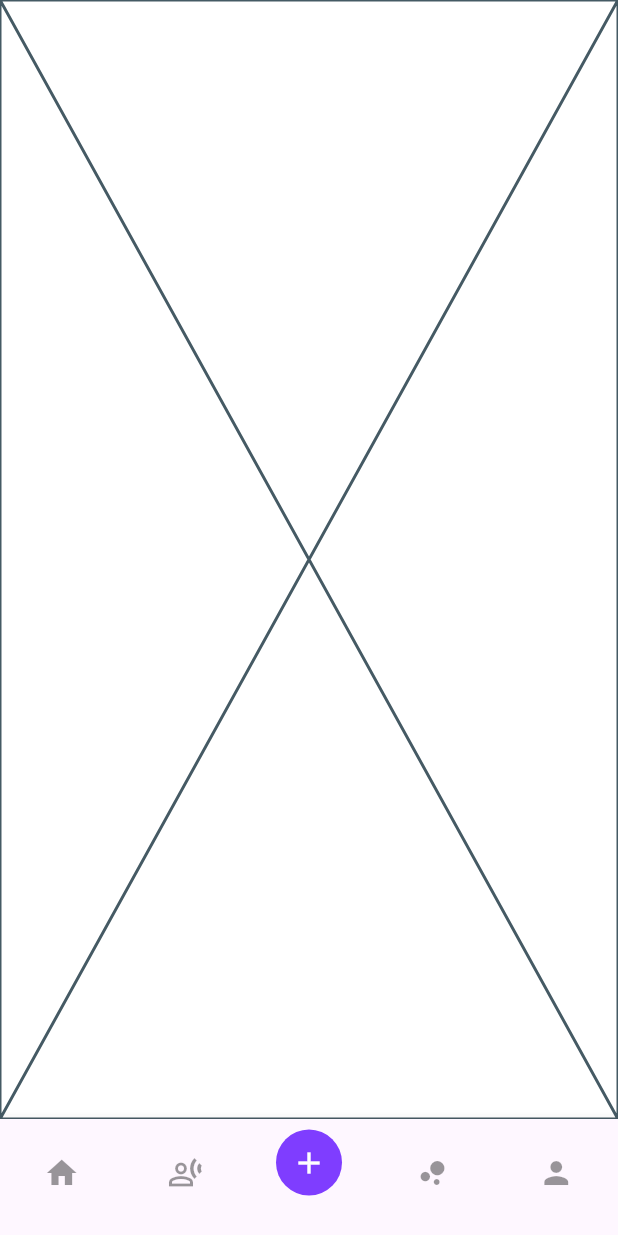
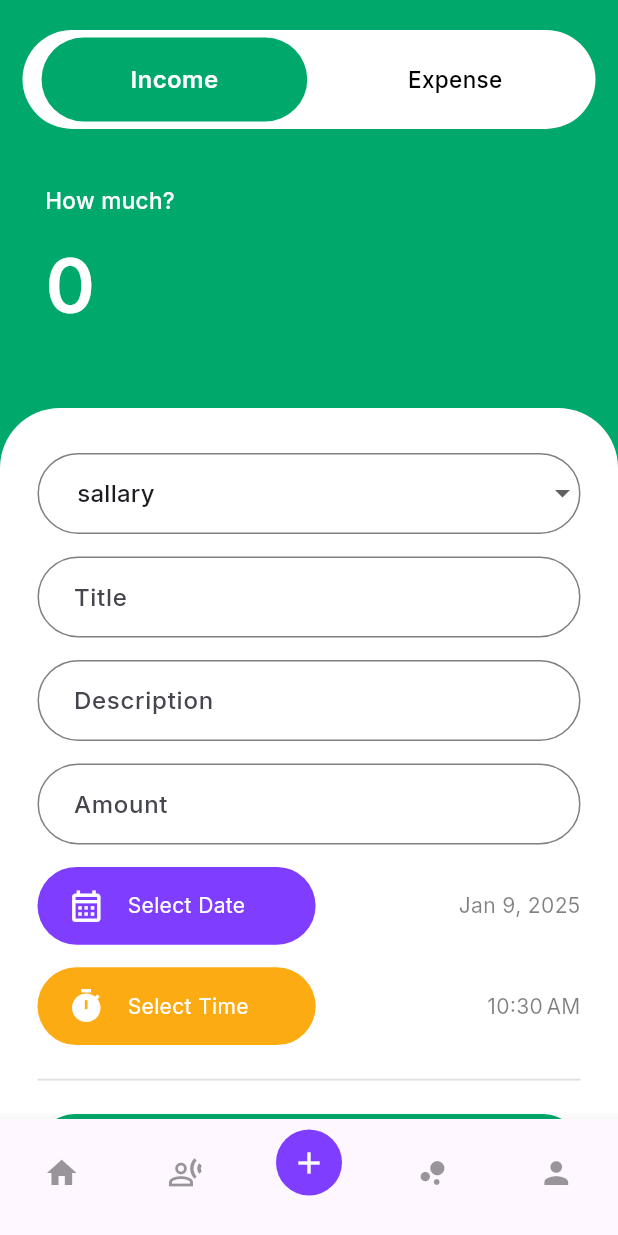
Before and after one commit to yohanpasindu2024/expenz, a Flutter app: the MainLayout screen opened directly, item 3 of the bottom bar chosen, on a phone screen of 412 x 824 dp. Run offline on Flutter 3.47's test engine with Material 3 defaults, Android fonts, the light colour scheme and no system bars; our stand-ins replace shared_preferences, smooth_page_indicator; accounts and stored records are empty.

Commit message:
Income and Expense add new page UI implementation

```diff
--- a/lib/screens/add_new_page/add_new_page.dart
+++ b/lib/screens/add_new_page/add_new_page.dart
@@ -1,15 +1,68 @@
+import 'package:expenz/constants/colors.dart';
+import 'package:expenz/constants/values.dart';
+import 'package:expenz/screens/add_new_page/items/expense_incom_input_form.dart';
+import 'package:expenz/screens/add_new_page/items/free_text_field.dart';
+import 'package:expenz/screens/add_new_page/items/toggle_header.dart';
 import 'package:flutter/material.dart';
+import 'package:flutter/services.dart';
 
 class AddNewPage extends StatefulWidget {
-  const AddNewPage({super.key});
+  const AddNewPage({
+    super.key,
+  });
 
   @override
   State<AddNewPage> createState() => _AddNewPageState();
 }
 
 class _AddNewPageState extends State<AddNewPage> {
+  Color _scaffoldBackgroundColor =
+      yGreenColor; // Set the scaffold background color
+  int _pageState = 0; // 0 for expenses, 1 for income
   @override
   Widget build(BuildContext context) {
-    return const Placeholder();
+    SystemChrome.setSystemUIOverlayStyle(SystemUiOverlayStyle(
+      statusBarColor: _scaffoldBackgroundColor,
+      statusBarIconBrightness: Brightness.light,
+    ));
+    return Scaffold(
+      backgroundColor: _scaffoldBackgroundColor,
+      body: SafeArea(
+        child: SingleChildScrollView(
+          scrollDirection: Axis.vertical,
+          child: Stack(
+            children: [
+              // Expense and Income Toggle
+              Padding(
+                padding: const EdgeInsets.symmetric(
+                  horizontal: y150,
+                  vertical: y200,
+                ),
+                child: ToggleHeader(
+                  onToggle: (Color color, int index) {
+                    setState(() {
+                      // Set state based on the toggle
+                      _scaffoldBackgroundColor =
+                          color; // Set color based on the toggle
+                      _pageState = index; // Set page state based on the toggle
+                    });
+                  },
+                ),
+              ),
+              Padding(
+                padding: const EdgeInsets.symmetric(
+                  horizontal: y150,
+                ),
+                child: FreeTextField(),
+              ),
+              ExpenseIncomeInputForm(
+                pageState: _pageState,
+                color: _scaffoldBackgroundColor,
+              ),
+            ],
+          ),
+        ),
+      ),
+    );
   }
 }
--- /dev/null
+++ b/lib/screens/add_new_page/items/expense_incom_input_form.dart
@@ -0,0 +1,438 @@
+import 'package:expenz/constants/colors.dart';
+import 'package:expenz/constants/strings.dart';
+import 'package:expenz/constants/values.dart';
+import 'package:expenz/models/ui_models/expense_income_model.dart/expense_model.dart';
+import 'package:expenz/models/ui_models/expense_income_model.dart/income_model.dart';
+import 'package:expenz/models/ui_models/expense_income_model.dart/parent_expense_income_model.dart';
+import 'package:expenz/reusables/reusable_text_button.dart';
+import 'package:flutter/material.dart';
+import 'package:intl/intl.dart';
+
+class ExpenseIncomeInputForm extends StatefulWidget {
+  final int pageState; // * Page state
+  final Color color; // * Color
+  const ExpenseIncomeInputForm({
+    super.key,
+    required this.pageState,
+    required this.color,
+  });
+
+  @override
+  State<ExpenseIncomeInputForm> createState() => _ExpenseIncomeInputFormState();
+}
+
+class _ExpenseIncomeInputFormState extends State<ExpenseIncomeInputForm> {
+  BaseCategory _incomeCategory = IncomeCategories.sallary; // * Income category
+  BaseCategory _expenseCategory =
+      ExpenseCategories.health; // * Expense category
+
+  final _formKey = GlobalKey<FormState>(); // * Form key
+  final TextEditingController _incomeTitleControllet =
+      TextEditingController(); // * Income title controller
+  final TextEditingController _incomeDescriptionController =
+      TextEditingController(); // * Income description controller
+  final TextEditingController _incomeAmountController =
+      TextEditingController(); // * Income amount controller
+  final TextEditingController _expenseTitleControllet =
+      TextEditingController(); // * Expense title controller
+  final TextEditingController _expenseDescriptionController =
+      TextEditingController(); // * Expense description controller
+  final TextEditingController _expenseAmountController =
+      TextEditingController(); // * Expense amount controller
+  DateTime _selectedDate = DateTime.now(); // * Selected date
+  DateTime _selectedTime = DateTime.now(); // * Selected time
+
+  @override
+  void dispose() {
+    _incomeTitleControllet.dispose(); // * Dispose the income title controller
+    _incomeDescriptionController
+        .dispose(); // * Dispose the income description controller
+    _incomeAmountController.dispose(); // * Dispose the income amount controller
+    _expenseTitleControllet.dispose(); // * Dispose the expense title controller
+    _expenseDescriptionController
+        .dispose(); // * Dispose the expense description controller
+    _expenseAmountController
+        .dispose(); // * Dispose the expense amount controller
+    super.dispose(); // * Call the super dispose method
+  }
+
+  @override
+  Widget build(BuildContext context) {
+    return Container(
+      height: MediaQuery.of(context).size.height * 0.705,
+      margin: EdgeInsets.only(
+        top: MediaQuery.of(context).size.height * 0.33,
+      ),
+      decoration: BoxDecoration(
+        color: yWhiteColor,
+        borderRadius: BorderRadius.only(
+          topLeft: Radius.circular(
+            y400,
+          ),
+          topRight: Radius.circular(
+            y400,
+          ),
+        ),
+      ),
+      child: Padding(
+        // * Padding for the form
+        padding: const EdgeInsets.symmetric(
+          horizontal: y250,
+          vertical: y300,
+        ),
+        child: Form(
+          // * Form for the input fields
+          key: _formKey,
+          child: Column(
+            children: [
+              // * Dropdown TextField
+              DropdownButtonFormField(
+                value:
+                    widget.pageState == 0 ? _incomeCategory : _expenseCategory,
+                decoration: dropDownInputDecoration(),
+                items: widget.pageState == 0
+                    ? IncomeCategories.values.map((category) {
+                        return DropdownMenuItem(
+                          value: category,
+                          child: Padding(
+                            padding: const EdgeInsets.only(
+                              left: y200,
+                            ),
+                            child: Text(
+                              category.name,
+                            ),
+                          ),
+                        );
+                      }).toList()
+                    : ExpenseCategories.values.map((category) {
+                        return DropdownMenuItem(
+                          value: category,
+                          child: Padding(
+                            padding: const EdgeInsets.only(
+                              left: y200,
+                            ),
+                            child: Text(
+                              category.name,
+                            ),
+                          ),
+                        );
+                      }).toList(),
+                onChanged: (value) {
+                  setState(() {
+                    widget.pageState == 0
+                        ? _incomeCategory = value as IncomeCategories
+                        : _expenseCategory = value as ExpenseCategories;
+                  });
+                },
+              ),
+              getHeightSpacer(), // * Spacer for height
+              // * Text field for title input
+              TextField(
+                controller: widget.pageState == 0
+                    ? _incomeTitleControllet
+                    : _expenseTitleControllet,
+                cursorColor: widget.color,
+                // autofocus: true, // * Autofocus the text field
+                textInputAction: TextInputAction.next,
+                cursorOpacityAnimates: true,
+                cursorHeight: y200,
+                style: TextStyle(
+                  color: yBlackColor.withValues(
+                    alpha: 0.8,
+                  ),
+                  fontWeight: FontWeight.w500,
+                ),
+                decoration: inputDecoration(
+                  yTitle,
+                ),
+              ),
+              getHeightSpacer(), // * Spacer for height
+              // * Text field for description input
+              TextField(
+                controller: widget.pageState == 0
+                    ? _incomeDescriptionController
+                    : _expenseDescriptionController,
+                cursorColor: widget.color,
+                textInputAction: TextInputAction.next,
+                cursorOpacityAnimates: true,
+                cursorHeight: y200,
+                style: TextStyle(
+                  color: yBlackColor.withValues(
+                    alpha: 0.8,
+                  ),
+                  fontWeight: FontWeight.w500,
+                ),
+                decoration: inputDecoration(
+                  yDescription,
+                ),
+              ),
+              getHeightSpacer(), // * Spacer for height
+              // * Text field for amount input
+              TextField(
+                controller: widget.pageState == 0
+                    ? _incomeAmountController
+                    : _expenseAmountController,
+                keyboardType: TextInputType.number,
+                textInputAction: TextInputAction.next,
+                cursorColor: widget.color,
+                cursorOpacityAnimates: true,
+                cursorHeight: y200,
+                style: TextStyle(
+                  color: yBlackColor.withValues(
+                    alpha: 0.8,
+                  ),
+                  fontWeight: FontWeight.w500,
+                ),
+                decoration: inputDecoration(
+                  yAmount,
+                ),
+              ),
+              getHeightSpacer(), // * Spacer for height
+              Row(
+                mainAxisAlignment: MainAxisAlignment.spaceBetween,
+                children: [
+                  Material(
+                    shape: RoundedRectangleBorder(
+                      borderRadius: BorderRadius.circular(
+                        y500,
+                      ),
+                    ),
+                    child: InkWell(
+                      onTap: () {
+                        showDatePicker(
+                          context: context,
+                          firstDate: DateTime(2010),
+                          lastDate: DateTime.now(),
+                          keyboardType: TextInputType.datetime,
+                        ).then((value) {
+                          setState(() {
+                            value == null
+                                ? _selectedDate = DateTime.now()
+                                : _selectedDate = value;
+                          });
+                        });
+                      },
+                      borderRadius: BorderRadius.circular(
+                        y500,
+                      ),
+                      child: getSelectButton(
+                        label: '$ySelect $yDate',
+                        color: yPurpleColor,
+                        icon: Icons.calendar_month_outlined,
+                      ),
+                    ),
+                  ),
+                  Text(
+                    DateFormat.yMMMd().format(_selectedDate),
+                    style: TextStyle(
+                      color: yBlackColor.withValues(
+                        alpha: 0.5,
+                      ),
+                    ),
+                    textAlign: TextAlign.end,
+                    softWrap: true,
+                  ),
+                ],
+              ), // * Row for the Date picker
+              getHeightSpacer(), // * Spacer for height
+              Row(
+                mainAxisAlignment: MainAxisAlignment.spaceBetween,
+                children: [
+                  Material(
+                    shape: RoundedRectangleBorder(
+                      borderRadius: BorderRadius.circular(
+                        y500,
+                      ),
+                    ),
+                    child: InkWell(
+                      onTap: () {
+                        showTimePicker(
+                          context: context,
+                          initialTime: TimeOfDay.now(),
+                        ).then((value) {
+                          setState(() {
+                            if (value != null) {
+                              _selectedTime = DateTime(
+                                _selectedDate.year,
+                                _selectedDate.month,
+                                _selectedDate.day,
+                                value.hour,
+                                value.minute,
+                              );
+                            }
+                          });
+                        });
+                      },
+                      borderRadius: BorderRadius.circular(
+                        y500,
+                      ),
+                      child: getSelectButton(
+                        label: '$ySelect $yTime',
+                        color: yYellowColor,
+                        icon: Icons.timer,
+                      ),
+                    ),
+                  ),
+                  Text(
+                    DateFormat.jm().format(_selectedTime),
+                    style: TextStyle(
+                      color: yBlackColor.withValues(
+                        alpha: 0.5,
+                      ),
+                    ),
+                    textAlign: TextAlign.end,
+                  ),
+                ],
+              ), // * Row for the Time picker
+              getHeightSpacer(), // * Spacer for height
+              Divider(
+                color: yBlackColor.withValues(
+                  alpha: 0.12,
+                ),
+                thickness: 1.2,
+              ), // * Divider
+              getHeightSpacer(), // * Spacer for height
+              // * Row for the Add button
+              ReusableTextButton(
+                color: widget.color,
+                text: yAdd,
+                borderRadius: y500,
+              ),
+            ],
+          ),
+        ),
+      ),
+    );
+  }
+
+  // * Select button
+  Widget getSelectButton({
+    required String label,
+    required Color color,
+    required IconData icon,
+  }) {
+    return Container(
+      height: MediaQuery.of(context).size.height * 0.063,
+      width: MediaQuery.of(context).size.width * 0.45,
+      decoration: BoxDecoration(
+        color: color,
+        borderRadius: BorderRadius.circular(
+          y500,
+        ),
+      ),
+      child: Padding(
+        padding: const EdgeInsets.symmetric(
+          horizontal: y200,
+        ),
+        child: Row(
+          children: [
+            Icon(
+              icon,
+              color: yWhiteColor,
+              size: y250,
+            ),
+            SizedBox(
+              width: y150,
+            ),
+            Text(
+              label,
+              style: TextStyle(
+                color: yWhiteColor,
+              ),
+            ),
+          ],
+        ),
+      ),
+    );
+  }
+
+  // * Spacer for height
+  Widget getHeightSpacer() {
+    return SizedBox(
+      height: y150,
+    );
+  }
+
+  // * Input decoration for dropdown
+  InputDecoration dropDownInputDecoration() {
+    return InputDecoration(
+      contentPadding: EdgeInsets.only(
+        left: y25,
+        top: y150,
+        bottom: y150,
+        right: y300,
+      ),
+      focusedBorder: OutlineInputBorder(
+        borderSide: BorderSide(
+          color: widget.color.withValues(
+            alpha: 0.5,
+          ),
+        ),
+        borderRadius: BorderRadius.circular(
+          y500,
+        ),
+      ),
+      enabledBorder: OutlineInputBorder(
+        borderSide: BorderSide(
+          color: yBlackColor.withValues(
+            alpha: 0.5,
+          ),
+        ),
+        borderRadius: BorderRadius.circular(
+          y500,
+        ),
+      ),
+      errorBorder: OutlineInputBorder(
+        borderSide: BorderSide(
+          color: yOrangeColor.withValues(
+            alpha: 0.5,
+          ),
+        ),
+        borderRadius: BorderRadius.circular(
+          y500,
+        ),
+      ),
+    );
+  }
+
+  // * Input decoration for text fields
+  InputDecoration inputDecoration(String hintText) {
+    return InputDecoration(
+      hintText: hintText,
+      contentPadding: EdgeInsets.symmetric(
+        horizontal: y200,
+        vertical: y150,
+      ),
+      focusedBorder: OutlineInputBorder(
+        borderSide: BorderSide(
+          color: widget.color.withValues(
+            alpha: 0.5,
+          ),
+        ),
+        borderRadius: BorderRadius.circular(
+          y500,
+        ),
+      ),
+      enabledBorder: OutlineInputBorder(
+        borderSide: BorderSide(
+          color: yBlackColor.withValues(
+            alpha: 0.5,
+          ),
+        ),
+        borderRadius: BorderRadius.circular(
+          y500,
+        ),
+      ),
+      errorBorder: OutlineInputBorder(
+        borderSide: BorderSide(
+          color: yOrangeColor.withValues(
+            alpha: 0.5,
+          ),
+        ),
+        borderRadius: BorderRadius.circular(
+          y500,
+        ),
+      ),
+    );
+  }
+}
--- /dev/null
+++ b/lib/screens/add_new_page/items/free_text_field.dart
@@ -0,0 +1,58 @@
+import 'package:expenz/constants/colors.dart';
+import 'package:expenz/constants/strings.dart';
+import 'package:expenz/constants/values.dart';
+import 'package:flutter/material.dart';
+
+class FreeTextField extends StatefulWidget {
+  const FreeTextField({super.key});
+
+  @override
+  State<FreeTextField> createState() => _FreeTextFieldState();
+}
+
+class _FreeTextFieldState extends State<FreeTextField> {
+  @override
+  Widget build(BuildContext context) {
+    return Container(
+      margin: EdgeInsets.only(
+        top: MediaQuery.of(context).size.height * 0.15,
+      ),
+      child: Padding(
+        padding: const EdgeInsets.symmetric(
+          horizontal: y150,
+        ),
+        child: Column(
+          crossAxisAlignment: CrossAxisAlignment.start,
+          children: [
+            Text(
+              "$yHowMuch$yQuestionMark",
+              style: TextStyle(
+                fontSize: y200 - 5,
+                color: yWhiteColor,
+                fontWeight: FontWeight.w500,
+              ),
+            ),
+            TextField(
+              keyboardType: TextInputType.number,
+              style: TextStyle(
+                fontSize: y500,
+                color: yWhiteColor,
+                fontWeight: FontWeight.w600,
+              ),
+              decoration: InputDecoration(
+                hintText: '0',
+                hintStyle: TextStyle(
+                  fontSize: y500,
+                  color: yWhiteColor,
+                  fontWeight: FontWeight.w600,
+                ),
+                border: InputBorder.none,
+              ),
+              cursorColor: Colors.transparent,
+            ),
+          ],
+        ),
+      ),
+    );
+  }
+}
--- /dev/null
+++ b/lib/screens/add_new_page/items/toggle_header.dart
@@ -0,0 +1,138 @@
+import 'package:expenz/constants/colors.dart';
+import 'package:expenz/constants/strings.dart';
+import 'package:expenz/constants/values.dart';
+import 'package:flutter/material.dart';
+
+class ToggleHeader extends StatefulWidget {
+  final void Function(Color, int) onToggle;
+  const ToggleHeader({
+    super.key,
+    required this.onToggle,
+  });
+
+  @override
+  State<ToggleHeader> createState() => _ToggleHeaderState();
+}
+
+class _ToggleHeaderState extends State<ToggleHeader> {
+  bool _activeExpenses = false;
+  bool _activeIncome = true;
+  Color _color = yGreenColor;
+  @override
+  Widget build(BuildContext context) {
+    return Container(
+      width: double.infinity,
+      height: MediaQuery.of(context).size.height * 0.08,
+      decoration: BoxDecoration(
+        color: yWhiteColor,
+        borderRadius: BorderRadius.circular(
+          y400,
+        ),
+      ),
+      child: Row(
+        mainAxisAlignment:
+            _activeIncome ? MainAxisAlignment.end : MainAxisAlignment.start,
+        children: [
+          Padding(
+            padding: const EdgeInsets.symmetric(
+              vertical: y50,
+              horizontal: y50,
+            ),
+            child: Material(
+              color: Colors.transparent,
+              shape: RoundedRectangleBorder(
+                borderRadius: BorderRadius.circular(
+                  y400,
+                ),
+              ),
+              clipBehavior: Clip.none,
+              child: InkWell(
+                borderRadius: BorderRadius.circular(
+                  y400,
+                ),
+                onTap: () {
+                  setState(() {
+                    _activeIncome = true;
+                    _activeExpenses = false;
+                    _color = yGreenColor;
+                    widget.onToggle(yGreenColor, 0);
+                  });
+                },
+                child: Container(
+                  height: MediaQuery.of(context).size.height * 0.07,
+                  width: MediaQuery.of(context).size.width * 0.43,
+                  decoration: BoxDecoration(
+                    color: _activeIncome ? _color : Colors.transparent,
+                    borderRadius: BorderRadius.circular(
+                      y400,
+                    ),
+                  ),
+                  child: Center(
+                    child: Text(
+                      yIncome,
+                      style: TextStyle(
+                        color: _activeIncome ? yWhiteColor : yBlackColor,
+                        fontWeight:
+                            _activeIncome ? FontWeight.w600 : FontWeight.w500,
+                        fontSize: _activeIncome ? y150 + 1 : y150,
+                      ),
+                    ),
+                  ),
+                ),
+              ),
+            ),
+          ),
+          Padding(
+            padding: const EdgeInsets.symmetric(
+              vertical: y50,
+              horizontal: y50,
+            ),
+            child: Material(
+              color: Colors.transparent,
+              shape: RoundedRectangleBorder(
+                borderRadius: BorderRadius.circular(
+                  y400,
+                ),
+              ),
+              clipBehavior: Clip.none,
+              child: InkWell(
+                borderRadius: BorderRadius.circular(
+                  y400,
+                ),
+                onTap: () {
+                  setState(() {
+                    _activeExpenses = true;
+                    _activeIncome = false;
+                    _color = yOrangeColor;
+                    widget.onToggle(yOrangeColor, 1);
+                  });
+                },
+                child: Container(
+                  height: MediaQuery.of(context).size.height * 0.07,
+                  width: MediaQuery.of(context).size.width * 0.43,
+                  decoration: BoxDecoration(
+                    color: _activeExpenses ? _color : Colors.transparent,
+                    borderRadius: BorderRadius.circular(
+                      200,
+                    ),
+                  ),
+                  child: Center(
+                    child: Text(
+                      yExpense,
+                      style: TextStyle(
+                        color: _activeExpenses ? yWhiteColor : yBlackColor,
+                        fontWeight:
+                            _activeExpenses ? FontWeight.w600 : FontWeight.w500,
+                        fontSize: _activeExpenses ? y150 + 1 : y150,
+                      ),
+                    ),
+                  ),
+                ),
+              ),
+            ),
+          ),
+        ],
+      ),
+    );
+  }
+}
--- a/lib/screens/main_layout/main_layout.dart
+++ b/lib/screens/main_layout/main_layout.dart
@@ -7,7 +7,10 @@ import 'package:expenz/screens/transcation_page/transcation_page.dart';
 import 'package:flutter/material.dart';
 
 class MainLayout extends StatefulWidget {
-  const MainLayout({super.key});
+
+  const MainLayout({
+    super.key,
+  });
 
   @override
   State<MainLayout> createState() => _MainLayoutState();
@@ -15,13 +18,20 @@ class MainLayout extends StatefulWidget {
 
 class _MainLayoutState extends State<MainLayout> {
   int _selectedIndex = 0;
-  final List<Widget> mainLayoutPages = [
+  late final List<Widget> mainLayoutPages;
+
+  @override
+  void initState() {
+    mainLayoutPages = <Widget>[
       HomePage(),
       TranscationPage(),
       AddNewPage(),
       BudgetPage(),
       ProfilePage(),
     ];
+    super.initState();
+  }
+
   @override
   Widget build(BuildContext context) {
     return Scaffold(
@@ -34,7 +44,7 @@ class _MainLayoutState extends State<MainLayout> {
         },
         selectedIndex: _selectedIndex,
       ),
-      body: mainLayoutPages[_selectedIndex],
+      body: mainLayoutPages[2],
     );
   }
 }
--- a/lib/wrapper.dart
+++ b/lib/wrapper.dart
@@ -40,8 +40,7 @@ class _WrapperState extends State<Wrapper> {
           size: y300,
         ),
       ),
-      home:
-          widget.isHomePageShow ? const MainLayout() : const OnBoardingScreen(),
+      home: widget.isHomePageShow ? MainLayout() : const OnBoardingScreen(),
     );
   }
 }
--- a/pubspec.yaml
+++ b/pubspec.yaml
@@ -36,6 +36,7 @@ dependencies:
   cupertino_icons: ^1.0.8
   smooth_page_indicator: ^1.2.0+3
   shared_preferences: ^2.3.5
+  intl: ^0.20.1
 
 dev_dependencies:
   flutter_test:
```
Also changed, not shown: pubspec.lock. Lines whose indentation alone changed are shown as unchanged.
